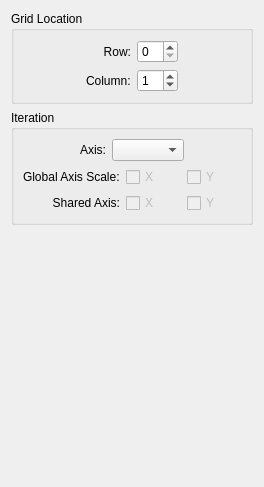
This is code/plotms/GuiTabs/PlotMSIterateTab.ui in pkgw/casa as Qt 5 draws it before an edit. The edited form follows.
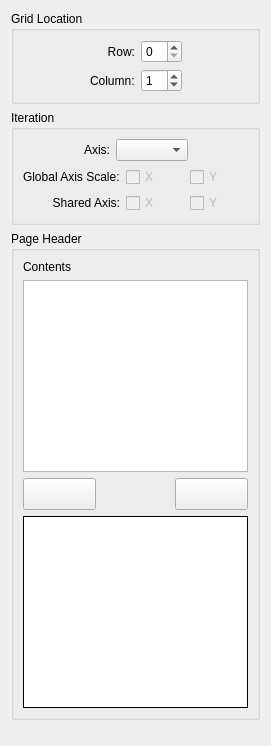
This is the edited form. Icons and pictures are not drawn.

Commit message: Support for PlotMS Page Header. Initial commit.

Diff of the .ui file:
```diff
--- a/code/plotms/GuiTabs/PlotMSIterateTab.ui
+++ b/code/plotms/GuiTabs/PlotMSIterateTab.ui
@@ -6,8 +6,8 @@
    <rect>
     <x>0</x>
     <y>0</y>
-    <width>264</width>
-    <height>487</height>
+    <width>271</width>
+    <height>746</height>
    </rect>
   </property>
   <property name="windowTitle">
@@ -220,14 +220,156 @@
     </widget>
    </item>
    <item>
-    <spacer>
+    <widget class="QGroupBox" name="pageHeaderGroupBox">
+     <property name="sizePolicy">
+      <sizepolicy hsizetype="Preferred" vsizetype="Fixed">
+       <horstretch>0</horstretch>
+       <verstretch>0</verstretch>
+      </sizepolicy>
+     </property>
+     <property name="title">
+      <string>Page Header</string>
+     </property>
+     <layout class="QVBoxLayout" name="pageHeaderGroupBoxLayout">
+      <item>
+       <layout class="QVBoxLayout" name="selectedItemsLayout">
+        <item>
+         <widget class="QLabel" name="selectedItemsLabel">
+          <property name="text">
+           <string>Contents</string>
+          </property>
+         </widget>
+        </item>
+        <item>
+         <widget class="QTableView" name="selectedItemsTableView"/>
+        </item>
+       </layout>
+      </item>
+      <item>
+       <layout class="QHBoxLayout" name="editItemsButtonsLayout">
+        <item>
+         <widget class="QPushButton" name="addItemsButton">
+          <property name="sizePolicy">
+           <sizepolicy hsizetype="Expanding" vsizetype="Fixed">
+            <horstretch>0</horstretch>
+            <verstretch>0</verstretch>
+           </sizepolicy>
+          </property>
+          <property name="minimumSize">
+           <size>
+            <width>64</width>
+            <height>32</height>
+           </size>
+          </property>
+          <property name="maximumSize">
+           <size>
+            <width>16777215</width>
+            <height>32</height>
+           </size>
+          </property>
+          <property name="text">
+           <string/>
+          </property>
+          <property name="icon">
+           <iconset resource="GuiTabs.qrc">
+            <normaloff>:/images/images/arrowUpOff.png</normaloff>
+            <activeon>:/images/images/arrowUpOn.png</activeon>:/images/images/arrowUpOff.png</iconset>
+          </property>
+          <property name="iconSize">
+           <size>
+            <width>32</width>
+            <height>32</height>
+           </size>
+          </property>
+          <property name="checkable">
+           <bool>false</bool>
+          </property>
+          <property name="checked">
+           <bool>false</bool>
+          </property>
+          <property name="autoDefault">
+           <bool>false</bool>
+          </property>
+          <property name="default">
+           <bool>false</bool>
+          </property>
+          <property name="flat">
+           <bool>false</bool>
+          </property>
+         </widget>
+        </item>
+        <item>
+         <spacer name="editItemsButtonsSpacer">
+          <property name="orientation">
+           <enum>Qt::Horizontal</enum>
+          </property>
+          <property name="sizeHint" stdset="0">
+           <size>
+            <width>40</width>
+            <height>20</height>
+           </size>
+          </property>
+         </spacer>
+        </item>
+        <item>
+         <widget class="QPushButton" name="removeItemsButton">
+          <property name="sizePolicy">
+           <sizepolicy hsizetype="Expanding" vsizetype="Fixed">
+            <horstretch>0</horstretch>
+            <verstretch>0</verstretch>
+           </sizepolicy>
+          </property>
+          <property name="minimumSize">
+           <size>
+            <width>64</width>
+            <height>32</height>
+           </size>
+          </property>
+          <property name="maximumSize">
+           <size>
+            <width>16777215</width>
+            <height>32</height>
+           </size>
+          </property>
+          <property name="text">
+           <string/>
+          </property>
+          <property name="icon">
+           <iconset>
+            <normaloff>:/images/images/del_header_items.png</normaloff>:/images/images/del_header_items.png</iconset>
+          </property>
+          <property name="iconSize">
+           <size>
+            <width>32</width>
+            <height>32</height>
+           </size>
+          </property>
+         </widget>
+        </item>
+       </layout>
+      </item>
+      <item>
+       <widget class="QTableView" name="availableItemsTableView">
+        <property name="frameShape">
+         <enum>QFrame::Box</enum>
+        </property>
+        <property name="frameShadow">
+         <enum>QFrame::Plain</enum>
+        </property>
+       </widget>
+      </item>
+     </layout>
+    </widget>
+   </item>
+   <item>
+    <spacer name="verticalSpacer">
      <property name="orientation">
       <enum>Qt::Vertical</enum>
      </property>
      <property name="sizeHint" stdset="0">
       <size>
-       <width>95</width>
-       <height>218</height>
+       <width>20</width>
+       <height>2</height>
       </size>
      </property>
     </spacer>
```
Left out of the diff: 6 changed lines with no effect on the pictures. The commit also changes 39 other files.
